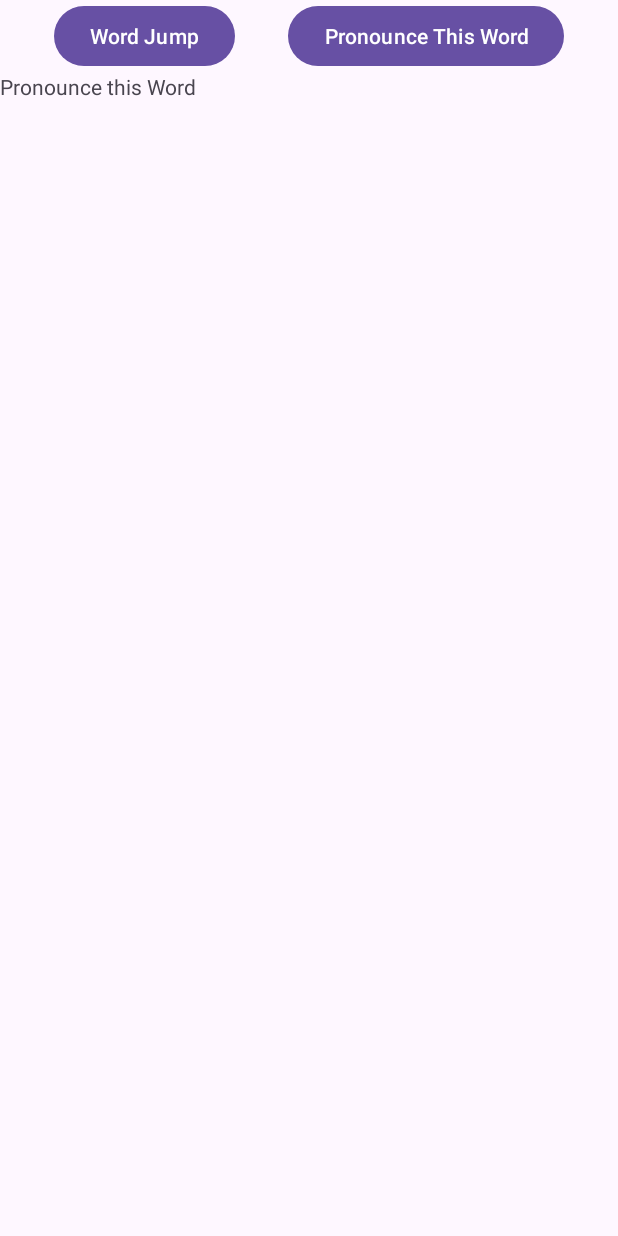
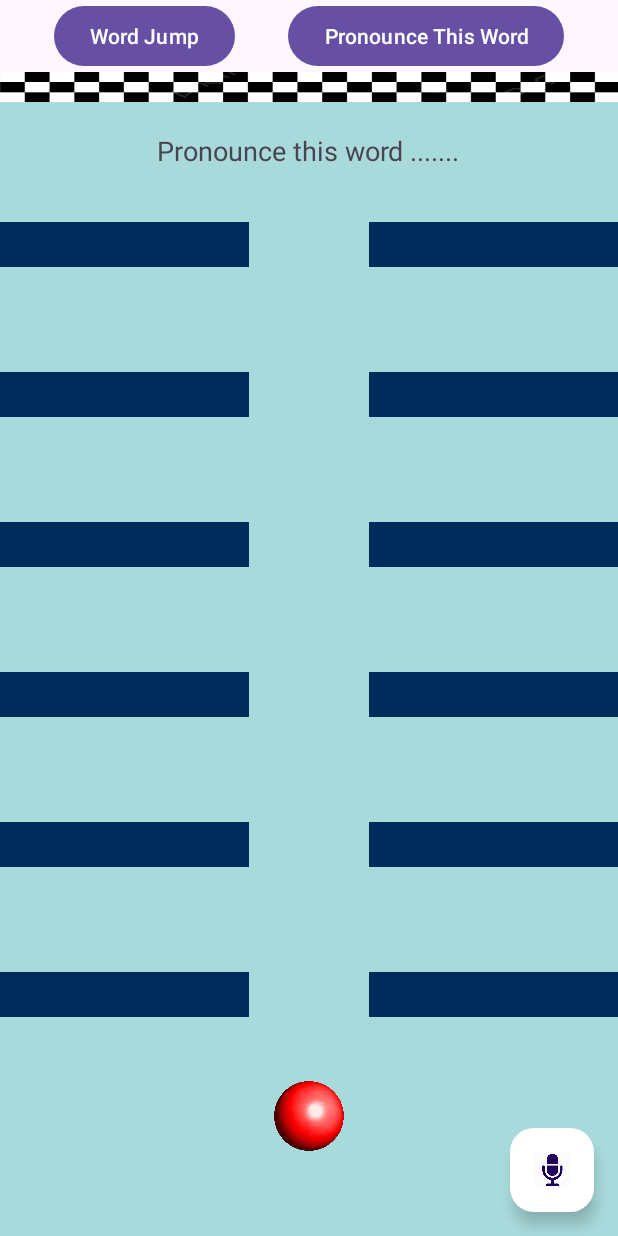
Before and after one commit to msyed03/CS175ProjectGroup6, an Android app: the screen it shows after launch (MainActivity), after a tap on "Pronounce This Word", on a phone screen of 412 x 824 dp. Run offline under Robolectric (Android 15) with nearby library versions, the phone set to English and light mode, and no system bars; 2 statements that could not run were skipped.

Commit message:
Created game 2 UI

```diff
--- a/app/build.gradle.kts
+++ b/app/build.gradle.kts
@@ -33,6 +33,9 @@ android {
         sourceCompatibility = JavaVersion.VERSION_11
         targetCompatibility = JavaVersion.VERSION_11
     }
+    buildFeatures {
+        viewBinding = true
+    }
 }
 
 dependencies {
--- a/app/src/main/AndroidManifest.xml
+++ b/app/src/main/AndroidManifest.xml
@@ -1,6 +1,9 @@
 <?xml version="1.0" encoding="utf-8"?>
 <manifest xmlns:android="http://schemas.android.com/apk/res/android"
     xmlns:tools="http://schemas.android.com/tools">
+
+    <uses-permission android:name="android.permission.RECORD_AUDIO" />
+    <uses-permission android:name="android.permission.INTERNET" />
 
     <application
         android:allowBackup="true"
--- a/app/src/main/res/layout/fragment_pronounce_this_word.xml
+++ b/app/src/main/res/layout/fragment_pronounce_this_word.xml
@@ -1,14 +1,86 @@
 <?xml version="1.0" encoding="utf-8"?>
 <FrameLayout xmlns:android="http://schemas.android.com/apk/res/android"
     xmlns:tools="http://schemas.android.com/tools"
+    android:id="@+id/pronounceWordLayout"
     android:layout_width="match_parent"
     android:layout_height="match_parent"
-    tools:context=".PronounceThisWord">
+    tools:context=".PronounceThisWord"
+    android:background="#A8DADC">
+
+    <View
+        android:id="@+id/finishLine"
+        android:layout_width="match_parent"
+        android:layout_height="20dp"
+        android:layout_gravity="top"
+        android:layout_marginTop="0dp"
+        android:background="@drawable/finish_line" />
+
+    <include
+        layout="@layout/obstacle"
+        android:layout_width="match_parent"
+        android:layout_height="30dp"
+        android:layout_marginTop="100dp" />
+
+    <include
+        layout="@layout/obstacle"
+        android:layout_width="match_parent"
+        android:layout_height="30dp"
+        android:layout_marginTop="200dp" />
+
+    <include
+        layout="@layout/obstacle"
+        android:layout_width="match_parent"
+        android:layout_height="30dp"
+        android:layout_marginTop="300dp" />
+
+    <include
+        layout="@layout/obstacle"
+        android:layout_width="match_parent"
+        android:layout_height="30dp"
+        android:layout_marginTop="400dp" />
+
+    <include
+        layout="@layout/obstacle"
+        android:layout_width="match_parent"
+        android:layout_height="30dp"
+        android:layout_marginTop="500dp" />
+
+    <include
+        layout="@layout/obstacle"
+        android:layout_width="match_parent"
+        android:layout_height="30dp"
+        android:layout_marginTop="600dp" />
+
+
+    <ImageView
+        android:id="@+id/ball"
+        android:layout_width="60dp"
+        android:layout_height="60dp"
+        android:layout_gravity="bottom|center_horizontal"
+        android:layout_marginBottom="50dp"
+        android:src="@drawable/ball"
+        android:contentDescription="Ball" />
+
+    <com.google.android.material.floatingactionbutton.FloatingActionButton
+        android:id="@+id/speakButton"
+        android:layout_width="wrap_content"
+        android:layout_height="wrap_content"
+        android:clickable="true"
+        android:focusable="true"
+        android:layout_gravity="bottom|end"
+        android:layout_marginRight="16dp"
+        android:layout_marginBottom="16dp"
+        android:src="@drawable/microphone_icon"
+        android:contentDescription="Speak Button"
+        android:backgroundTint="#FFFFFF" />
 
     <TextView
-        android:id="@+id/pronounceWord"
+        android:id="@+id/speechStatus"
         android:layout_width="wrap_content"
         android:layout_height="wrap_content"
-        android:text="@string/pronounce_this_word" />
+        android:text="Pronounce this word ......."
+        android:textSize="18sp"
+        android:layout_gravity="top|center_horizontal"
+        android:layout_marginTop="40dp" />
 
 </FrameLayout>
--- /dev/null
+++ b/app/src/main/res/layout/obstacle.xml
@@ -0,0 +1,22 @@
+<LinearLayout xmlns:android="http://schemas.android.com/apk/res/android"
+    android:layout_width="match_parent"
+    android:layout_height="30dp"
+    android:orientation="horizontal">
+
+    <View
+        android:layout_width="0dp"
+        android:layout_height="match_parent"
+        android:layout_weight="1"
+        android:background="#002B5B" />
+
+    <View
+        android:layout_width="80dp"
+        android:layout_height="match_parent"
+        android:background="@android:color/transparent" />
+
+    <View
+        android:layout_width="0dp"
+        android:layout_height="match_parent"
+        android:layout_weight="1"
+        android:background="#002B5B" />
+</LinearLayout>
```
Also changed, not shown: app/src/main/res/drawable/ball.png (added), app/src/main/res/drawable/finish_line.png (added), app/src/main/res/drawable/microphone_icon.png (added).
